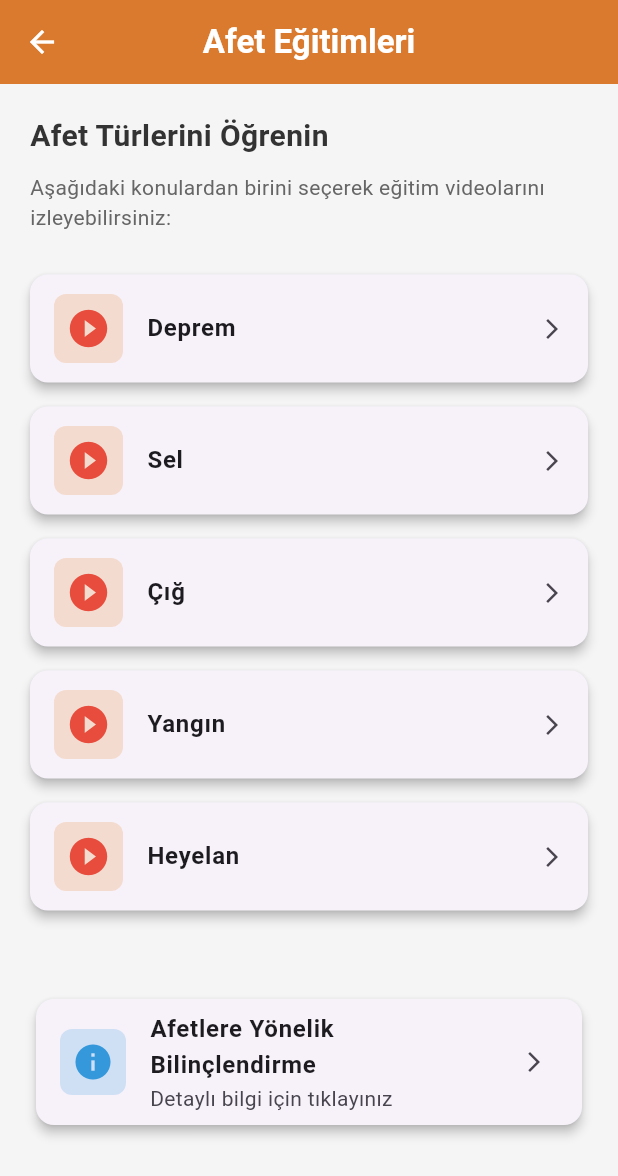
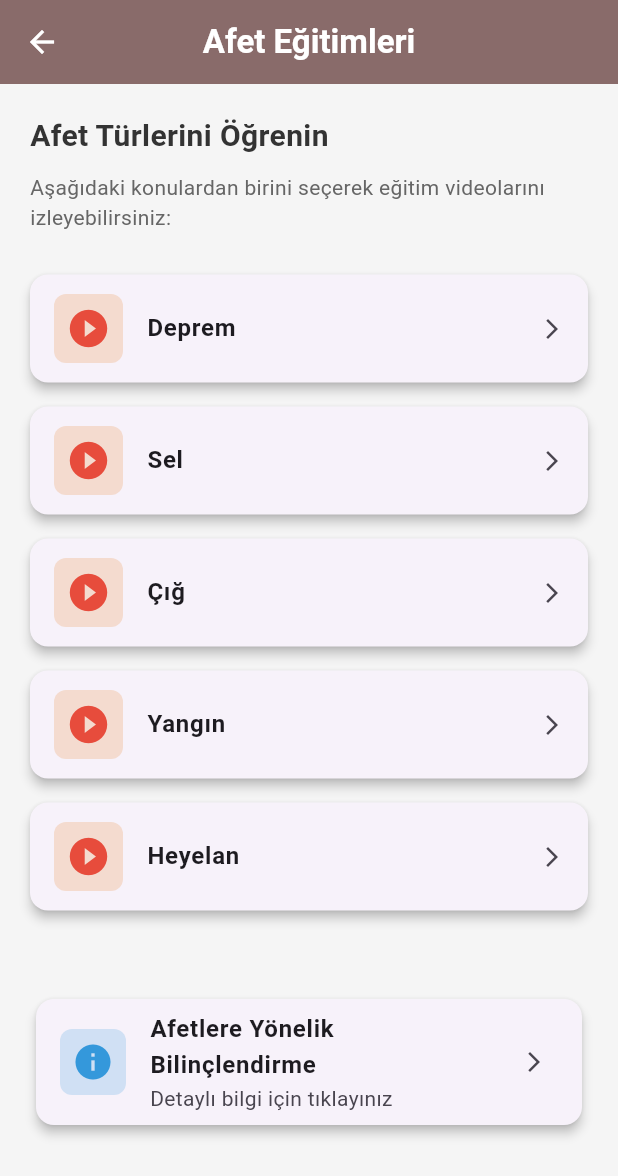
Before and after one commit to bulut1234790/AfetNet, a Flutter app: the EducationPage screen opened by its route, on a phone screen of 412 x 824 dp. Shown: the top 1176 px of the screen. Run offline on Flutter 3.47's test engine with Material 3 defaults, Android fonts, the phone set to English and light mode, and no system bars; our stand-ins replace audioplayers, flutter_compass, flutter_map, font_awesome_flutter, geolocator, latlong2 and 1 more; missing offline and left inert: charset_converter, torch_light; accounts and stored records are empty; network calls fail.

Commit message:
renk ayarı

```diff
--- a/lib/screens/education.dart
+++ b/lib/screens/education.dart
@@ -34,7 +34,7 @@ class EducationPage extends StatelessWidget {
     return Scaffold(
       backgroundColor: const Color(0xFFF5F5F5),
       appBar: AppBar(
-        backgroundColor: const Color(0xFFE67F22),
+        backgroundColor: Color(0xFF8D6E63),
         title: const Text(
           'Afet Eğitimleri',
           style: TextStyle(
--- a/lib/screens/forum_screen.dart
+++ b/lib/screens/forum_screen.dart
@@ -230,7 +230,7 @@ class _ForumScreenState extends State<ForumScreen> {
           "AfetNet Forum",
           style: TextStyle(fontWeight: FontWeight.bold),
         ),
-        backgroundColor: const Color.fromARGB(255, 146, 194, 154),
+        backgroundColor: Colors.brown.shade400,
         centerTitle: true,
         elevation: 4,
       ),
--- a/lib/screens/menu.dart
+++ b/lib/screens/menu.dart
@@ -25,7 +25,7 @@ class MenuSayfasi extends StatelessWidget {
           ), // AppBar başlık rengini beyaz yap
         ),
         centerTitle: true,
-        backgroundColor: Colors.brown[400],
+        backgroundColor: const Color(0xFF8D6E63),
         leading: IconButton(
           icon: const Icon(
             Icons.arrow_back,
--- a/pubspec.yaml
+++ b/pubspec.yaml
@@ -50,7 +50,6 @@ dependencies:
   torch_light: ^1.1.0
   flutter_compass: ^0.8.1
   geolocator: ^14.0.1
-  flutter_local_notifications: ^19.2.1
 dev_dependencies:
   flutter_test:
     sdk: flutter
```
Also changed, not shown: pubspec.lock, 2 other files.
